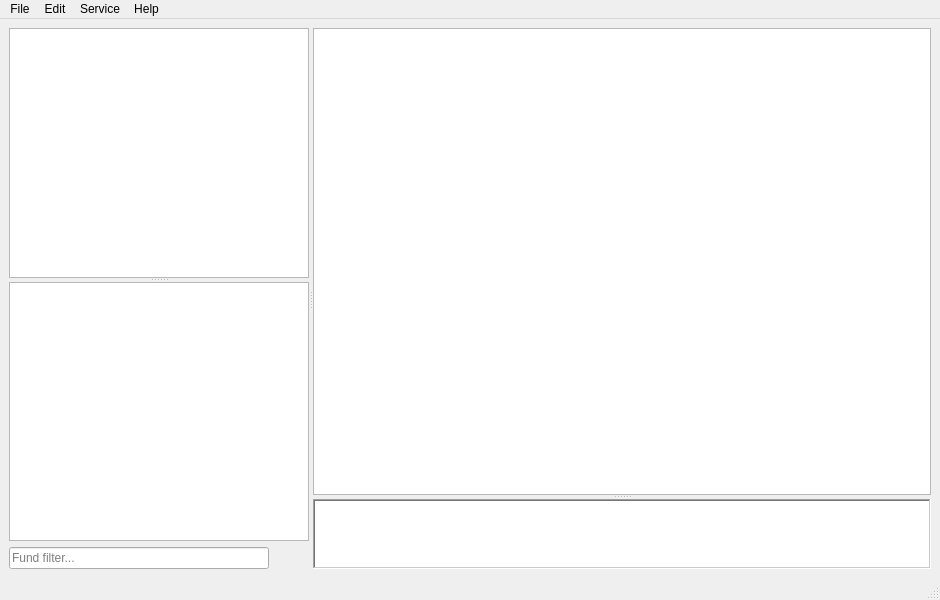
Old version of the form mainwindow.ui in the repository caxapyk/TPointer.
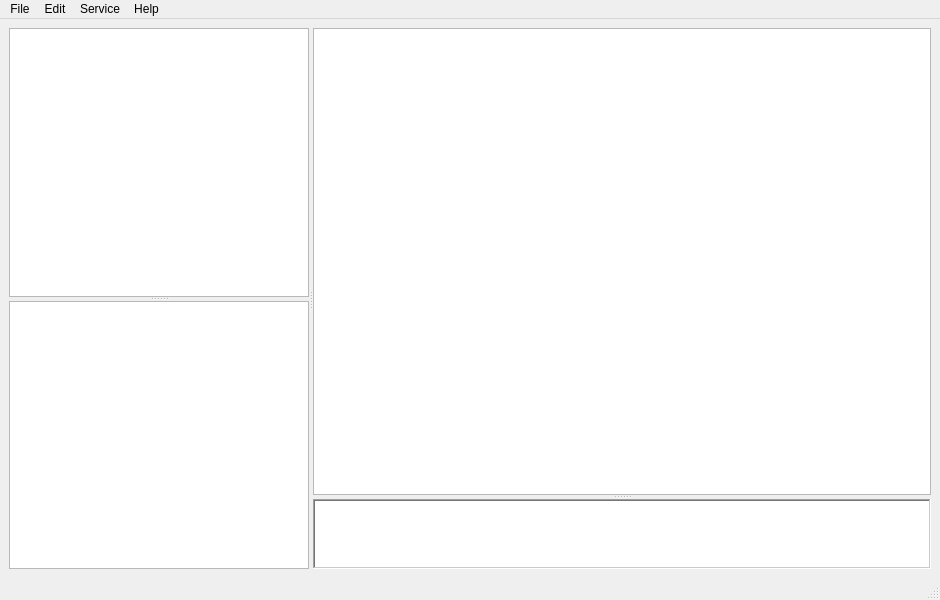
New version of the form. Icons and pictures are not drawn.

What changed in the file:
```diff
--- a/mainwindow.ui
+++ b/mainwindow.ui
@@ -18,9 +18,9 @@
     <normaloff>:/icons/icon.png</normaloff>:/icons/icon.png</iconset>
   </property>
   <widget class="QWidget" name="centralwidget">
-   <layout class="QVBoxLayout" name="verticalLayout">
+   <layout class="QHBoxLayout" name="horizontalLayout">
     <item>
-     <widget class="QSplitter" name="splitter_3">
+     <widget class="QSplitter" name="splitter_base">
       <property name="orientation">
        <enum>Qt::Horizontal</enum>
       </property>
@@ -50,38 +50,7 @@
            </property>
           </widget>
          </item>
-         <item>
-          <layout class="QHBoxLayout" name="horizontalLayout">
-           <property name="spacing">
-            <number>0</number>
-           </property>
-           <item>
-            <widget class="QLineEdit" name="lE_fundFilter">
-             <property name="placeholderText">
-              <string>Fund filter...</string>
-             </property>
-            </widget>
-           </item>
-           <item>
-            <widget class="QPushButton" name="pB_clearFundFilter">
-             <property name="toolTip">
-              <string>Clear fund filter</string>
-             </property>
-             <property name="text">
-              <string/>
-             </property>
-             <property name="icon">
-              <iconset resource="resources.qrc">
-               <normaloff>:/icons/clear-filter-16.png</normaloff>:/icons/clear-filter-16.png</iconset>
-             </property>
-             <property name="flat">
-              <bool>true</bool>
-             </property>
-            </widget>
-           </item>
-          </layout>
-         </item>
-        </layout>
+        </layout>
        </widget>
       </widget>
       <widget class="QSplitter" name="splitter_2">
@@ -100,6 +69,16 @@
        <property name="orientation">
         <enum>Qt::Vertical</enum>
        </property>
+       <widget class="QWidget" name="layoutWidget">
+        <layout class="QVBoxLayout" name="verticalLayout">
+         <item>
+          <layout class="QHBoxLayout" name="hL_mtPanel">
+           <property name="sizeConstraint">
+            <enum>QLayout::SetDefaultConstraint</enum>
+           </property>
+          </layout>
+         </item>
+         <item>
        <widget class="QTableView" name="tV_MainTable">
         <property name="sizePolicy">
          <sizepolicy hsizetype="Expanding" vsizetype="Expanding">
@@ -141,6 +120,9 @@
          <bool>false</bool>
         </property>
        </widget>
+         </item>
+        </layout>
+       </widget>
        <widget class="QPlainTextEdit" name="pTE_Desc">
         <property name="sizePolicy">
          <sizepolicy hsizetype="Expanding" vsizetype="Expanding">
```
Left out of the diff: 53 changed lines with no effect on the pictures. Lines whose indentation alone changed are shown as unchanged.
